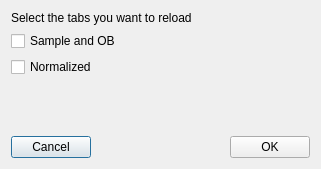
This is src/iBeatles/ui/ui_load_previous_session_multiple_choice.ui in ornlneutronimaging/iBeatles as Qt 5 draws it before an edit. The edited form follows.
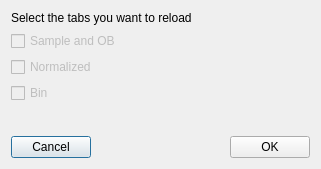
This is the edited form.

Commit message: Adding bin to session handler. Refactoring DEFAULT_ROI to a more centralize place. this refs #51

```diff
--- a/src/iBeatles/ui/ui_load_previous_session_multiple_choice.ui
+++ b/src/iBeatles/ui/ui_load_previous_session_multiple_choice.ui
@@ -23,6 +23,9 @@
    </item>
    <item>
     <widget class="QCheckBox" name="sample_and_ob_checkBox">
+     <property name="enabled">
+      <bool>false</bool>
+     </property>
      <property name="text">
       <string>Sample and OB</string>
      </property>
@@ -30,11 +33,24 @@
    </item>
    <item>
     <widget class="QCheckBox" name="normalized_checkBox">
+     <property name="enabled">
+      <bool>false</bool>
+     </property>
      <property name="text">
       <string>Normalized</string>
      </property>
     </widget>
    </item>
+   <item>
+    <widget class="QCheckBox" name="bin_checkBox">
+     <property name="enabled">
+      <bool>false</bool>
+     </property>
+     <property name="text">
+      <string>Bin</string>
+     </property>
+    </widget>
+   </item>
    <item>
     <spacer name="verticalSpacer">
      <property name="orientation">
@@ -43,7 +59,7 @@
      <property name="sizeHint" stdset="0">
       <size>
        <width>20</width>
-       <height>32</height>
+       <height>11</height>
       </size>
      </property>
     </spacer>
```
The commit also changes 12 other files.
